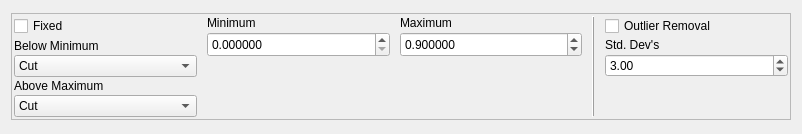
First picture: the form in crikit/ui/qt5/ui_GrayscaleImgInfoBar.ui, repository CCampJr/CRIkit2, before the edit.
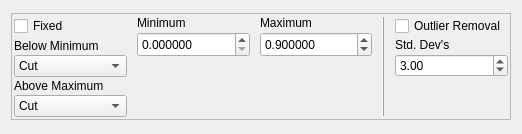
Second picture: the form after the edit.

```diff
--- a/crikit/ui/qt5/ui_GrayscaleImgInfoBar.ui
+++ b/crikit/ui/qt5/ui_GrayscaleImgInfoBar.ui
@@ -6,7 +6,7 @@
    <rect>
     <x>0</x>
     <y>0</y>
-    <width>802</width>
+    <width>522</width>
     <height>134</height>
    </rect>
   </property>
@@ -24,7 +24,7 @@
      </property>
      <property name="minimumSize">
       <size>
-       <width>780</width>
+       <width>500</width>
        <height>0</height>
       </size>
      </property>
```
